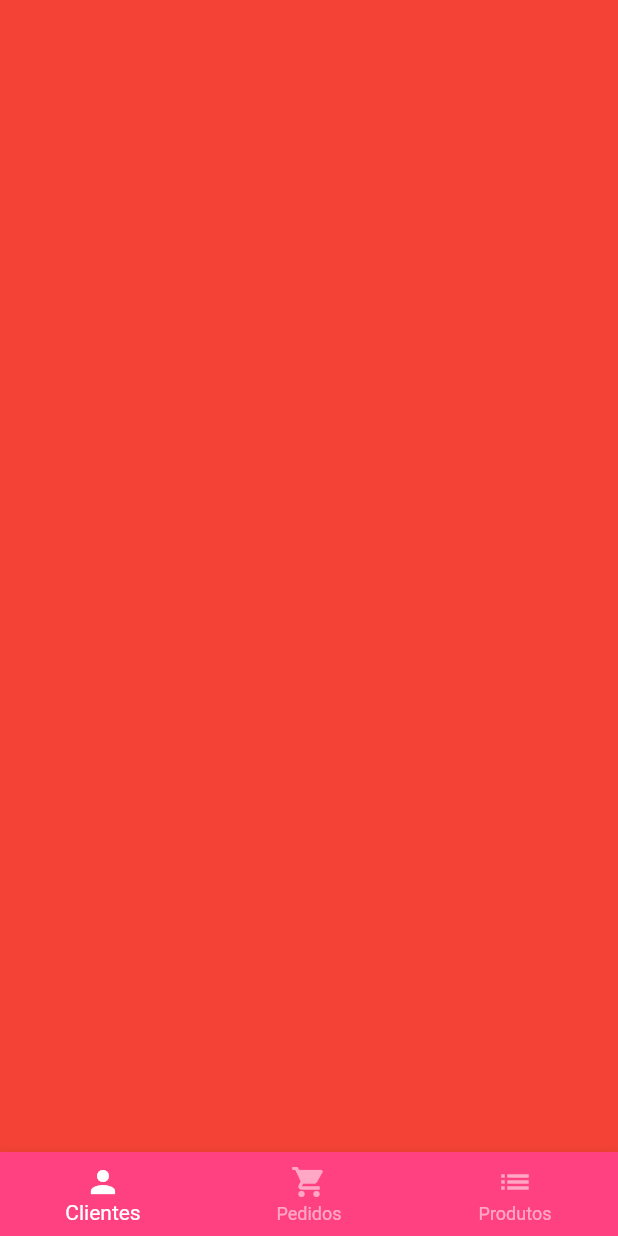
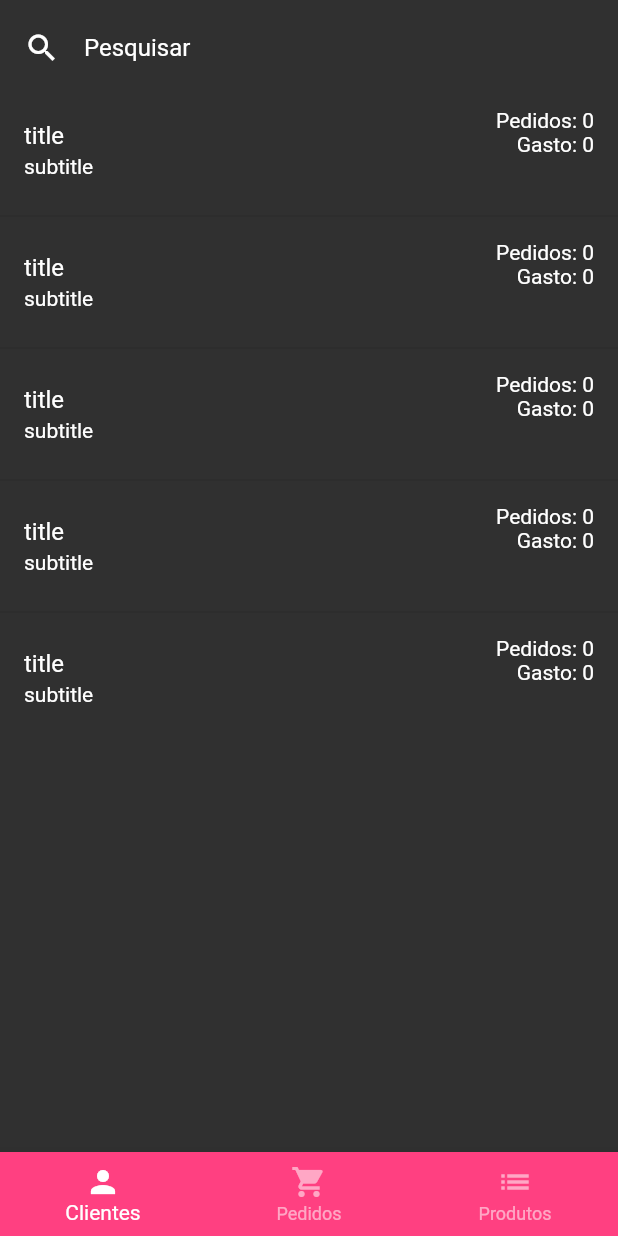
Before and after one commit to lucas-salles/loja-flutter, a Flutter app: the screen it shows after launch, on a phone screen of 412 x 824 dp. Run offline on Flutter 3.47's test engine with Material 2 defaults, Android fonts, the phone set to English and light mode, and no system bars; our stand-ins replace carousel_slider, cloud_firestore, firebase_auth, firebase_core, rxdart, transparent_image; missing offline and left inert: bloc_pattern; accounts and stored records are empty.

Commit message:
Tab de Clientes

```diff
--- a/gerente_loja/lib/screens/home_screen.dart
+++ b/gerente_loja/lib/screens/home_screen.dart
@@ -1,4 +1,5 @@
 import 'package:flutter/material.dart';
+import 'package:gerente_loja/tabs/users_tab.dart';
 
 class HomeScreen extends StatefulWidget {
   const HomeScreen({Key? key}) : super(key: key);
@@ -56,7 +57,8 @@ class _HomeScreenState extends State<HomeScreen> {
           ),
         ],
       ),
-      body: PageView(
+      body: SafeArea(
+        child: PageView(
           controller: _pageController,
           onPageChanged: (page) {
             setState(() {
@@ -64,9 +66,7 @@ class _HomeScreenState extends State<HomeScreen> {
             });
           },
           children: [
-          Container(
-            color: Colors.red,
-          ),
+            UserTab(),
             Container(
               color: Colors.yellow,
             ),
@@ -75,6 +75,7 @@ class _HomeScreenState extends State<HomeScreen> {
             ),
           ],
         ),
+      ),
     );
   }
 }
--- /dev/null
+++ b/gerente_loja/lib/tabs/users_tab.dart
@@ -0,0 +1,45 @@
+import 'package:flutter/material.dart';
+import 'package:gerente_loja/widgets/user_tile.dart';
+
+class UserTab extends StatelessWidget {
+  const UserTab({Key? key}) : super(key: key);
+
+  @override
+  Widget build(BuildContext context) {
+    return Column(
+      children: [
+        Padding(
+          padding: const EdgeInsets.symmetric(
+            horizontal: 16,
+            vertical: 8,
+          ),
+          child: TextField(
+            style: TextStyle(color: Colors.white),
+            decoration: InputDecoration(
+              hintText: "Pesquisar",
+              hintStyle: TextStyle(
+                color: Colors.white,
+              ),
+              icon: Icon(
+                Icons.search,
+                color: Colors.white,
+              ),
+              border: InputBorder.none,
+            ),
+          ),
+        ),
+        Expanded(
+          child: ListView.separated(
+            itemBuilder: (context, index) {
+              return UserTile();
+            },
+            separatorBuilder: (context, index) {
+              return Divider();
+            },
+            itemCount: 5,
+          ),
+        ),
+      ],
+    );
+  }
+}
--- /dev/null
+++ b/gerente_loja/lib/widgets/user_tile.dart
@@ -0,0 +1,36 @@
+import 'package:flutter/material.dart';
+
+class UserTile extends StatelessWidget {
+  const UserTile({Key? key}) : super(key: key);
+
+  @override
+  Widget build(BuildContext context) {
+    final textStyle = TextStyle(
+      color: Colors.white,
+    );
+
+    return ListTile(
+      title: Text(
+        "title",
+        style: textStyle,
+      ),
+      subtitle: Text(
+        "subtitle",
+        style: textStyle,
+      ),
+      trailing: Column(
+        crossAxisAlignment: CrossAxisAlignment.end,
+        children: [
+          Text(
+            "Pedidos: 0",
+            style: textStyle,
+          ),
+          Text(
+            "Gasto: 0",
+            style: textStyle,
+          )
+        ],
+      ),
+    );
+  }
+}
```
Lines whose indentation alone changed are shown as unchanged.
